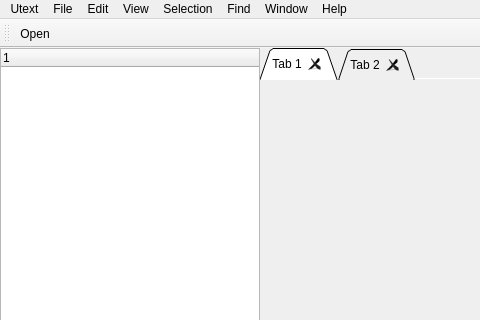
Old version of the form app/src/mainwindow.ui in the repository N-911/CPP-Utext; both pictures show x 0 to 480 and y 0 to 320 of the 1300 by 805 pixel window.
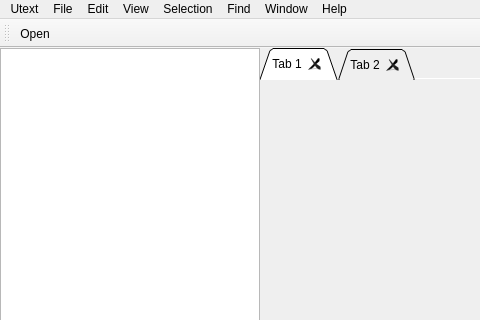
New version of the form.

Commit message: hide toolbar

The edit to the form file:
```diff
--- a/app/src/mainwindow.ui
+++ b/app/src/mainwindow.ui
@@ -71,6 +71,21 @@
     </property>
     <item row="1" column="0">
      <widget class="QTreeWidget" name="treeWidget">
+      <property name="minimumSize">
+       <size>
+        <width>250</width>
+        <height>0</height>
+       </size>
+      </property>
+      <property name="dragEnabled">
+       <bool>true</bool>
+      </property>
+      <property name="columnCount">
+       <number>1</number>
+      </property>
+      <attribute name="headerVisible">
+       <bool>false</bool>
+      </attribute>
       <column>
        <property name="text">
         <string notr="true">1</string>
```
Left out of the diff: 38 changed lines with no effect on the pictures. The commit also changes 2 other files.
